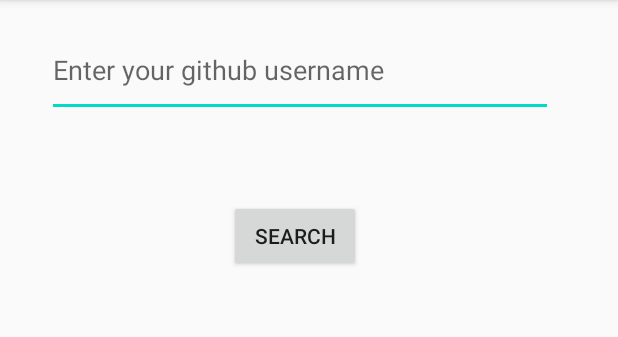
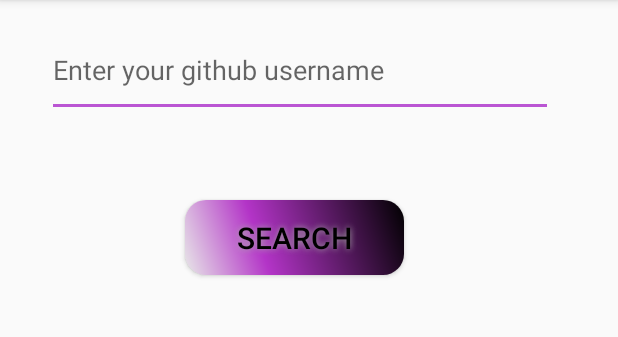
Before and after one commit to Islimoff/GithubUserInformation, an Android app: the screen it shows after launch (UserSearchActivity), on a phone screen of 412 x 824 dp, the part 84-421 px from its top. Run offline under Robolectric (Android 15) with nearby library versions, the phone set to English and light mode, and no system bars; our stand-ins replace Room's generated code, RxJava.

```diff
--- a/app/build.gradle
+++ b/app/build.gradle
@@ -36,6 +36,7 @@ dependencies {
     implementation "androidx.cardview:cardview:1.0.0"
     implementation 'androidx.recyclerview:recyclerview:1.1.0'
     implementation "android.arch.persistence.room:runtime:1.1.1"
+    implementation "android.arch.persistence.room:rxjava2:1.1.1"
     implementation 'com.squareup.okhttp3:logging-interceptor:3.11.0'
     implementation 'com.squareup.retrofit2:converter-gson:2.8.1'
     implementation 'com.squareup.retrofit2:adapter-rxjava2:2.3.0'
--- a/app/src/main/AndroidManifest.xml
+++ b/app/src/main/AndroidManifest.xml
@@ -16,9 +16,11 @@
                 <category android:name="android.intent.category.LAUNCHER" />
             </intent-filter>
         </activity>
-        <activity android:name=".activities.ReposListActivity" />
+        <activity
+            android:name=".activities.ReposListActivity"
+            android:parentActivityName=".activities.UserSearchActivity"/>
     </application>
 
-    <uses-permission android:name="android.permission.INTERNET"/>
+    <uses-permission android:name="android.permission.INTERNET" />
 
 </manifest>
--- /dev/null
+++ b/app/src/main/java/com/job4j/githubuserinformation/dao/UserDao.java
@@ -0,0 +1,26 @@
+package com.job4j.githubuserinformation.dao;
+
+import androidx.room.Dao;
+import androidx.room.Delete;
+import androidx.room.Insert;
+import androidx.room.Query;
+
+import com.job4j.githubuserinformation.models.User;
+
+import java.util.List;
+
+@Dao
+public interface UserDao {
+
+    @Insert
+    void insertUser(User user);
+
+    @Delete
+    void deleteUser(User user);
+
+    @Query("SELECT * FROM user")
+    List<User> getAllUsers();
+
+    @Query("SELECT login FROM user WHERE id = :id")
+    String getUserName(int id);
+}
--- a/app/src/main/java/com/job4j/githubuserinformation/fragments/UserSearchFragment.java
+++ b/app/src/main/java/com/job4j/githubuserinformation/fragments/UserSearchFragment.java
@@ -5,6 +5,8 @@ import android.os.Bundle;
 import android.view.LayoutInflater;
 import android.view.View;
 import android.view.ViewGroup;
+import android.widget.ArrayAdapter;
+import android.widget.AutoCompleteTextView;
 import android.widget.Button;
 import android.widget.EditText;
 import android.widget.Toast;
@@ -12,47 +14,71 @@ import android.widget.Toast;
 import androidx.annotation.NonNull;
 import androidx.annotation.Nullable;
 import androidx.fragment.app.Fragment;
+import androidx.room.Room;
 
 import com.job4j.githubuserinformation.R;
 import com.job4j.githubuserinformation.activities.ReposListActivity;
 import com.job4j.githubuserinformation.models.User;
 import com.job4j.githubuserinformation.retrofit.JsonApi;
 import com.job4j.githubuserinformation.retrofit.RetrofitClient;
+import com.job4j.githubuserinformation.room.MyDatabase;
 
+import java.util.ArrayList;
+import java.util.List;
+
+import io.reactivex.Observable;
+import io.reactivex.Observer;
 import io.reactivex.android.schedulers.AndroidSchedulers;
+import io.reactivex.disposables.Disposable;
+import io.reactivex.functions.Consumer;
 import io.reactivex.observers.DisposableSingleObserver;
 import io.reactivex.schedulers.Schedulers;
 import retrofit2.Retrofit;
 
 public class UserSearchFragment extends Fragment {
 
-    private EditText searchText;
+    private AutoCompleteTextView searchText;
     private JsonApi jsonApi;
+    private MyDatabase db;
 
     @Nullable
     @Override
     public View onCreateView(@NonNull LayoutInflater inflater, @Nullable ViewGroup container, @Nullable Bundle savedInstanceState) {
         View view = inflater.inflate(R.layout.user_serch_activity, container, false);
-        searchText = view.findViewById(R.id.search_text);
         Button searchButton = view.findViewById(R.id.search_button);
+
         Retrofit retrofit = RetrofitClient.getInstance();
         jsonApi = retrofit.create(JsonApi.class);
+
+        db = Room.databaseBuilder(getActivity(),
+                MyDatabase.class, "populus-database")
+                .allowMainThreadQueries()
+                .build();
+
         searchButton.setOnClickListener(this::search);
+        List<String> list = getUserNames();
+        ArrayAdapter<String> adapter = new ArrayAdapter<>(getActivity(),
+                android.R.layout.simple_dropdown_item_1line, list);
+        searchText = view.findViewById(R.id.search_text);
+        searchText.setAdapter(adapter);
         return view;
     }
 
+
     private void search(View view) {
-        String inputText=searchText.getText().toString();
-       if(!inputText.equals("")){
+        String inputText = searchText.getText().toString();
+        if (!inputText.equals("")) {
             jsonApi.getUser(searchText.getText().toString())
                     .subscribeOn(Schedulers.io())
                     .observeOn(AndroidSchedulers.mainThread())
                     .subscribe(new DisposableSingleObserver<User>() {
                         @Override
                         public void onSuccess(User user) {
-                           Toast.makeText(getContext(), user.getPublicRepos().toString(), Toast.LENGTH_SHORT).show();
-                           Intent intent= new Intent(getActivity(),ReposListActivity.class);
-                           intent.putExtra("userName",user.getLogin());
+                            if(!user.getLogin().equals(db.getUserDao().getUserName(user.getId()))){
+                                db.getUserDao().insertUser(user);
+                            }
+                            Intent intent = new Intent(getActivity(), ReposListActivity.class);
+                            intent.putExtra("userName", user.getLogin());
                             getActivity().startActivity(intent);
                         }
 
@@ -61,8 +87,16 @@ public class UserSearchFragment extends Fragment {
                             Toast.makeText(getContext(), e.getMessage(), Toast.LENGTH_SHORT).show();
                         }
                     });
-       }else {
+        } else {
             Toast.makeText(getContext(), "Enter UserName!", Toast.LENGTH_SHORT).show();
         }
     }
+
+    private List<String> getUserNames() {
+        List<String> userNames = new ArrayList<>();
+        for (User user : db.getUserDao().getAllUsers()) {
+            userNames.add(user.getLogin());
         }
+        return userNames;
+    }
+}
--- /dev/null
+++ b/app/src/main/java/com/job4j/githubuserinformation/room/MyDatabase.java
@@ -0,0 +1,13 @@
+package com.job4j.githubuserinformation.room;
+
+import androidx.room.Database;
+import androidx.room.RoomDatabase;
+
+import com.job4j.githubuserinformation.dao.UserDao;
+import com.job4j.githubuserinformation.models.User;
+
+    @Database(entities = {User.class}, version = 1)
+    public abstract class MyDatabase extends RoomDatabase {
+
+        public abstract UserDao getUserDao();
+    }
--- /dev/null
+++ b/app/src/main/res/drawable/color_cursor.xml
@@ -0,0 +1,5 @@
+<?xml version="1.0" encoding="utf-8"?>
+<shape xmlns:android="http://schemas.android.com/apk/res/android" >
+    <size android:width="3dp" />
+    <solid android:color="#BA55D3"  />
+</shape>
--- /dev/null
+++ b/app/src/main/res/drawable/custom_button.xml
@@ -0,0 +1,24 @@
+<?xml version="1.0" encoding="utf-8"?>
+<shape xmlns:android="http://schemas.android.com/apk/res/android" android:shape="rectangle" >
+    <corners
+        android:radius="14dp"
+        />
+    <gradient
+        android:angle="45"
+        android:centerX="35%"
+        android:centerColor="#B334C7"
+        android:startColor="#E8E8E8"
+        android:endColor="#000000"
+        android:type="linear"
+        />
+    <padding
+        android:left="0dp"
+        android:top="0dp"
+        android:right="0dp"
+        android:bottom="0dp"
+        />
+    <size
+        android:width="146dp"
+        android:height="50dp"
+        />
+</shape>
--- a/app/src/main/res/layout/user_serch_activity.xml
+++ b/app/src/main/res/layout/user_serch_activity.xml
@@ -2,15 +2,16 @@
 <androidx.constraintlayout.widget.ConstraintLayout
     xmlns:android="http://schemas.android.com/apk/res/android"
     xmlns:app="http://schemas.android.com/apk/res-auto"
-    xmlns:tools="http://schemas.android.com/tools"
     android:layout_width="match_parent"
     android:layout_height="match_parent">
 
-    <EditText
+    <AutoCompleteTextView
         android:id="@+id/search_text"
         android:layout_width="337dp"
         android:layout_height="62dp"
         android:hint="Enter your github username"
+        android:backgroundTint="#BA55D3"
+        android:textCursorDrawable="@drawable/color_cursor"
         android:layout_marginStart="31dp"
         android:layout_marginTop="16dp"
         android:layout_marginEnd="43dp"
@@ -20,9 +21,17 @@
 
     <Button
         android:id="@+id/search_button"
-        android:layout_width="wrap_content"
-        android:layout_height="wrap_content"
-        android:text="Search"
+        android:textColor="#000000"
+        android:textSize="20sp"
+
+        android:layout_width="146dp"
+        android:layout_height="50dp"
+        android:text="search"
+        android:background="@drawable/custom_button"
+        android:shadowColor="#A8A8A8"
+        android:shadowDx="0"
+        android:shadowDy="0"
+        android:shadowRadius="5"
         android:layout_marginStart="152dp"
         android:layout_marginTop="55dp"
         android:layout_marginEnd="171dp"
```
Also changed, not shown: app/src/main/java/com/job4j/githubuserinformation/models/User.java (+8 -301 lines), app/src/main/res/layout/repository_info.xml (+7 -4 lines). Lines whose indentation alone changed are shown as unchanged.
